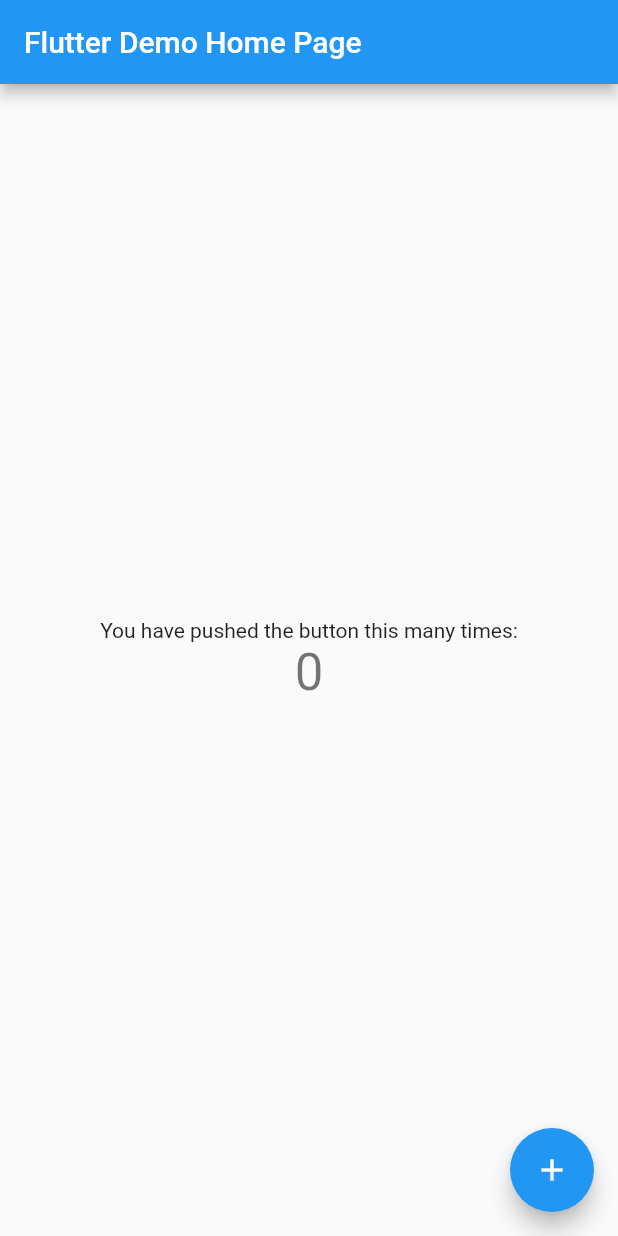
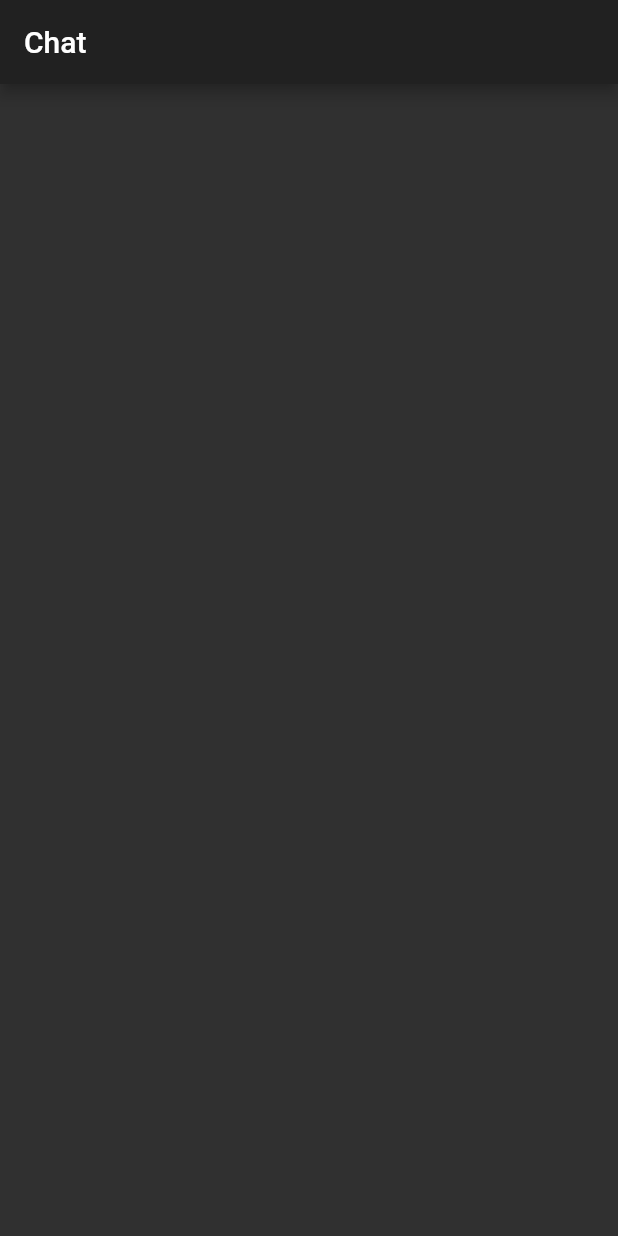
Before and after one commit to joaopaulogse/hack19flutter, a Flutter app: the screen it shows after launch, on a phone screen of 412 x 824 dp. Run offline on Flutter 3.47's test engine with Material 2 defaults, Android fonts, the phone set to English and light mode, and no system bars.

Commit message:
reorganize directories

```diff
--- a/lib/main.dart
+++ b/lib/main.dart
@@ -1,4 +1,5 @@
 import 'package:flutter/material.dart';
+import 'package:hack19flutter/pages/my_home_page.dart';
 
 void main() => runApp(MyApp());
 
@@ -7,105 +8,9 @@ class MyApp extends StatelessWidget {
   @override
   Widget build(BuildContext context) {
     return MaterialApp(
-      title: 'Flutter Demo',
-      theme: ThemeData(
-        // This is the theme of your application.
-        //
-        // Try running your application with "flutter run". You'll see the
-        // application has a blue toolbar. Then, without quitting the app, try
-        // changing the primarySwatch below to Colors.green and then invoke
-        // "hot reload" (press "r" in the console where you ran "flutter run",
-        // or simply save your changes to "hot reload" in a Flutter IDE).
-        // Notice that the counter didn't reset back to zero; the application
-        // is not restarted.
-        primarySwatch: Colors.blue,
-      ),
-      home: MyHomePage(title: 'Flutter Demo Home Page'),
+      title: 'Flutter Chat',
+      theme: ThemeData.dark(),
+      home: MyHomePage(title: 'Chat'),
     );
   }
 }
-
-class MyHomePage extends StatefulWidget {
-  MyHomePage({Key key, this.title}) : super(key: key);
-
-  // This widget is the home page of your application. It is stateful, meaning
-  // that it has a State object (defined below) that contains fields that affect
-  // how it looks.
-
-  // This class is the configuration for the state. It holds the values (in this
-  // case the title) provided by the parent (in this case the App widget) and
-  // used by the build method of the State. Fields in a Widget subclass are
-  // always marked "final".
-
-  final String title;
-
-  @override
-  _MyHomePageState createState() => _MyHomePageState();
-}
-
-class _MyHomePageState extends State<MyHomePage> {
-  int _counter = 0;
-
-  void _incrementCounter() {
-    setState(() {
-      // This call to setState tells the Flutter framework that something has
-      // changed in this State, which causes it to rerun the build method below
-      // so that the display can reflect the updated values. If we changed
-      // _counter without calling setState(), then the build method would not be
-      // called again, and so nothing would appear to happen.
-      _counter++;
-    });
-  }
-
-  @override
-  Widget build(BuildContext context) {
-    // This method is rerun every time setState is called, for instance as done
-    // by the _incrementCounter method above.
-    //
-    // The Flutter framework has been optimized to make rerunning build methods
-    // fast, so that you can just rebuild anything that needs updating rather
-    // than having to individually change instances of widgets.
-    return Scaffold(
-      appBar: AppBar(
-        // Here we take the value from the MyHomePage object that was created by
-        // the App.build method, and use it to set our appbar title.
-        title: Text(widget.title),
-      ),
-      body: Center(
-        // Center is a layout widget. It takes a single child and positions it
-        // in the middle of the parent.
-        child: Column(
-          // Column is also layout widget. It takes a list of children and
-          // arranges them vertically. By default, it sizes itself to fit its
-          // children horizontally, and tries to be as tall as its parent.
-          //
-          // Invoke "debug painting" (press "p" in the console, choose the
-          // "Toggle Debug Paint" action from the Flutter Inspector in Android
-          // Studio, or the "Toggle Debug Paint" command in Visual Studio Code)
-          // to see the wireframe for each widget.
-          //
-          // Column has various properties to control how it sizes itself and
-          // how it positions its children. Here we use mainAxisAlignment to
-          // center the children vertically; the main axis here is the vertical
-          // axis because Columns are vertical (the cross axis would be
-          // horizontal).
-          mainAxisAlignment: MainAxisAlignment.center,
-          children: <Widget>[
-            Text(
-              'You have pushed the button this many times:',
-            ),
-            Text(
-              '$_counter',
-              style: Theme.of(context).textTheme.display1,
-            ),
-          ],
-        ),
-      ),
-      floatingActionButton: FloatingActionButton(
-        onPressed: _incrementCounter,
-        tooltip: 'Increment',
-        child: Icon(Icons.add),
-      ), // This trailing comma makes auto-formatting nicer for build methods.
-    );
-  }
-}
--- /dev/null
+++ b/lib/pages/my_home_page.dart
@@ -0,0 +1,23 @@
+import 'package:flutter/material.dart';
+
+class MyHomePage extends StatefulWidget {
+  MyHomePage({Key key, this.title}) : super(key: key);
+  final String title;
+
+  @override
+  _MyHomePageState createState() => _MyHomePageState();
+}
+
+class _MyHomePageState extends State<MyHomePage> {
+
+
+  @override
+  Widget build(BuildContext context) {
+    return Scaffold(
+      appBar: AppBar(
+        title: Text(widget.title),
+      ),
+      body: Container(),
+    );
+  }
+}
```
